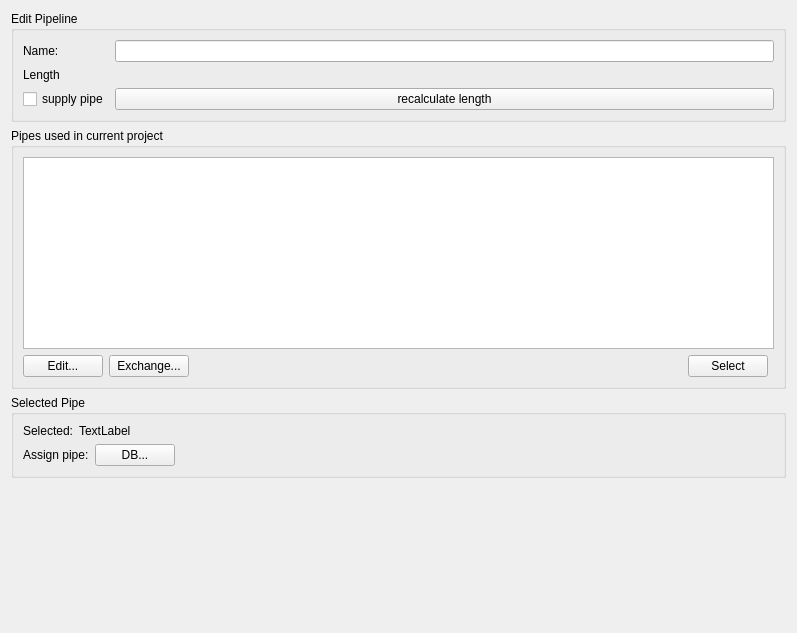
This is SIM-VICUS/src/SVPropNetworkEdgesWidget.ui in ghorwin/SIM-VICUS as Qt 5 draws it before an edit. The edited form follows.
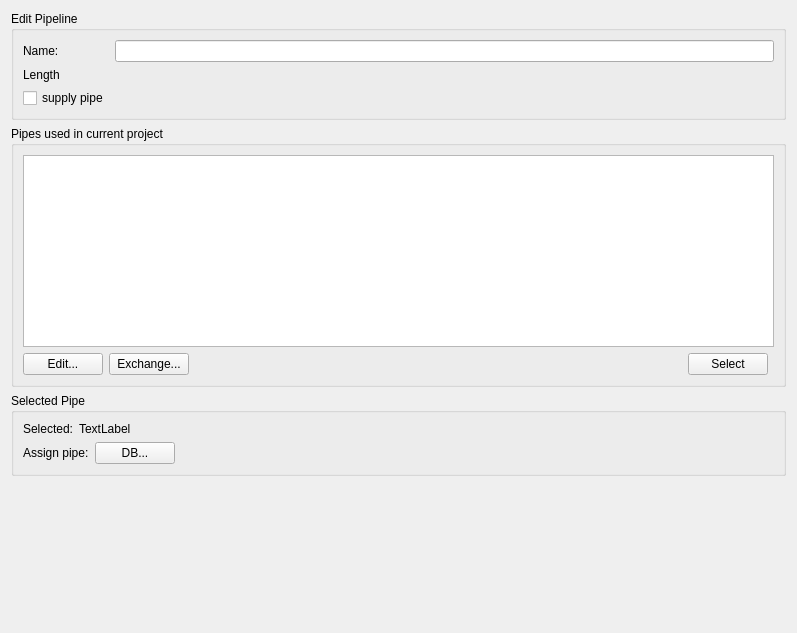
This is the edited form.

Commit message: major rework networks: only the active network can be edited. Others are shown in different colors. objects can be re-assigned between networks.

Patch:
```diff
--- a/SIM-VICUS/src/SVPropNetworkEdgesWidget.ui
+++ b/SIM-VICUS/src/SVPropNetworkEdgesWidget.ui
@@ -44,13 +44,6 @@
         </property>
        </widget>
       </item>
-      <item row="3" column="1">
-       <widget class="QPushButton" name="pushButtonRecalculateLength">
-        <property name="text">
-         <string>recalculate length</string>
-        </property>
-       </widget>
-      </item>
       <item row="3" column="0">
        <widget class="QCheckBox" name="checkBoxSupplyPipe">
         <property name="text">
```
The commit also changes 26 other files.
